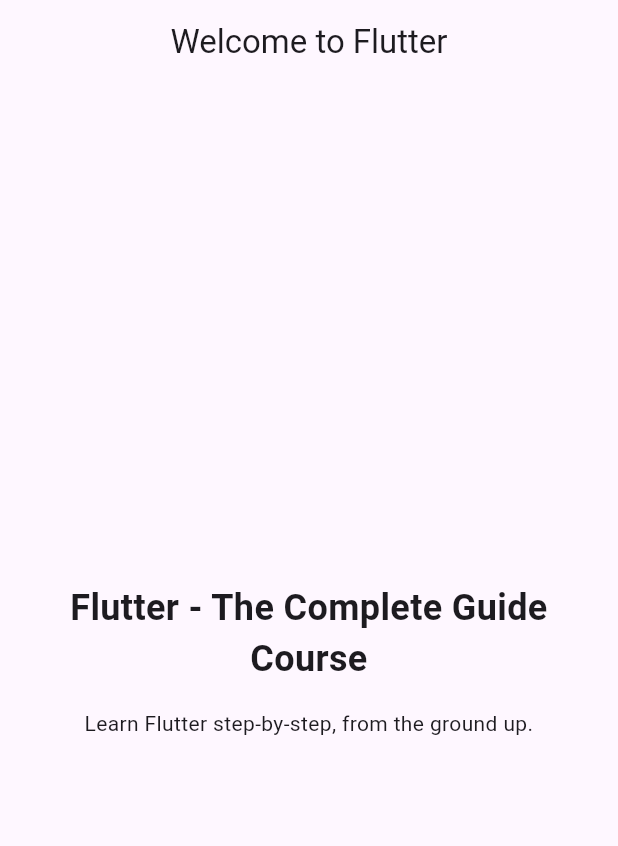
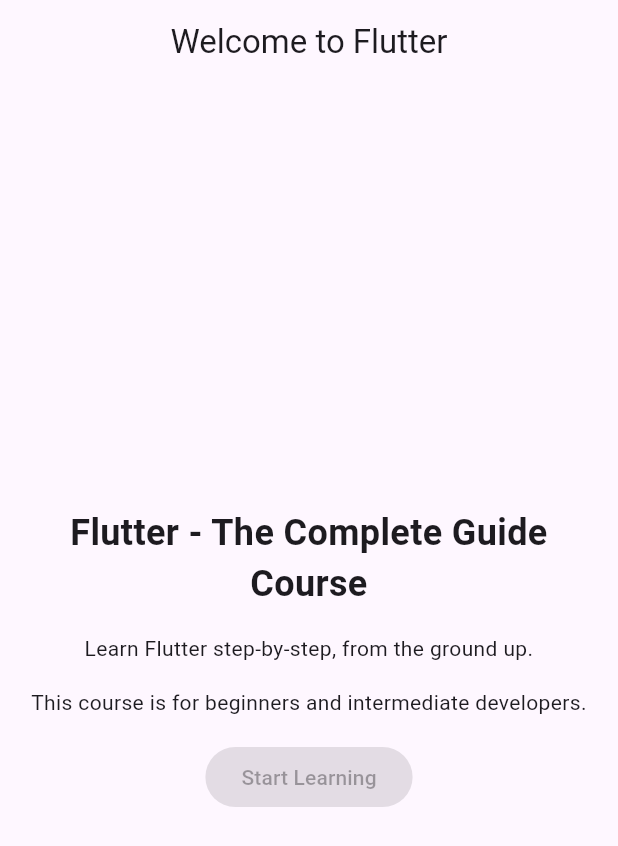
Before and after one commit to lijealso/learn-flutter-dart, a Flutter app: the screen it shows after launch, on a phone screen of 412 x 824 dp. Shown: the top 846 px of the screen. Run offline on Flutter 3.47's test engine with Material 3 defaults, Android fonts, the phone set to English and light mode, and no system bars.

Commit message:
add a button

```diff
--- a/first_app/lib/main.dart
+++ b/first_app/lib/main.dart
@@ -40,6 +40,13 @@ class MyApp extends StatelessWidget {
                 'Learn Flutter step-by-step, from the ground up.',
                 textAlign: TextAlign.center,
               ),
+              SizedBox(height: 16),
+              Text(
+                'This course is for beginners and intermediate developers.',
+                textAlign: TextAlign.center,
+              ),
+              SizedBox(height: 16),
+              ElevatedButton(onPressed: null, child: Text('Start Learning')),
             ],
           ),
         ),
```
